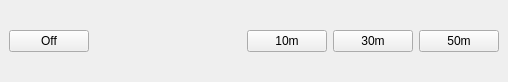
Before: the Qt Designer form ui/lasso_dock_base.ui in jrenken/qgis-PosiView, drawn with Qt 5.
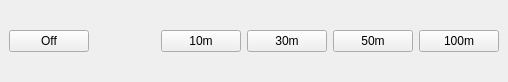
After: the same form once the commit is applied.

Commit message: make the radii for QuickLassoDock selectable take into account the map rotation

The edit to the form file:
```diff
--- a/ui/lasso_dock_base.ui
+++ b/ui/lasso_dock_base.ui
@@ -62,6 +62,13 @@
       </property>
      </widget>
     </item>
+    <item>
+     <widget class="QPushButton" name="pushButtonLasso4">
+      <property name="text">
+       <string>100m</string>
+      </property>
+     </widget>
+    </item>
    </layout>
   </widget>
  </widget>
```
Left out of the diff: 6 changed lines with no effect on the pictures. The commit also changes 7 other files.
